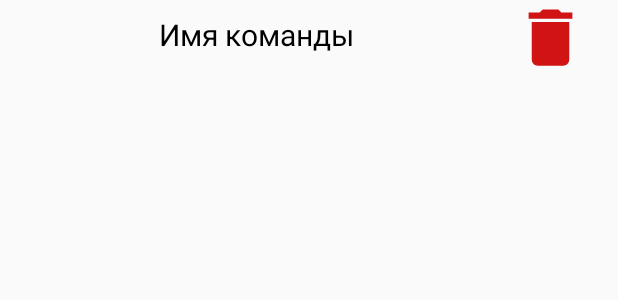
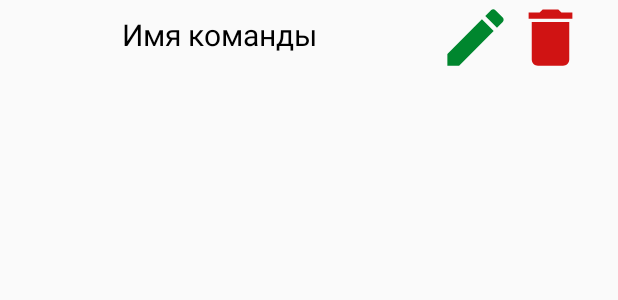
Before and after one commit to OSLL/practice20-alias, an Android app: the layout teams_item.xml on its own in the app's theme, with its tools: preview values and no code run, on a phone screen of 412 x 824 dp. Shown: the top 300 px of the screen. Run offline under Robolectric (Android 15) with nearby library versions, the phone set to English and light mode, and no system bars.

Commit message:
Незначительные изменения

```diff
--- /dev/null
+++ b/app/src/main/res/drawable/edit_button.xml
@@ -0,0 +1,10 @@
+<vector xmlns:android="http://schemas.android.com/apk/res/android"
+    android:width="24dp"
+    android:height="24dp"
+    android:tint="@color/activeButton"
+    android:viewportWidth="24"
+    android:viewportHeight="24">
+    <path
+        android:fillColor="@android:color/white"
+        android:pathData="M3,17.25V21h3.75L17.81,9.94l-3.75,-3.75L3,17.25zM20.71,7.04c0.39,-0.39 0.39,-1.02 0,-1.41l-2.34,-2.34c-0.39,-0.39 -1.02,-0.39 -1.41,0l-1.83,1.83 3.75,3.75 1.83,-1.83z" />
+</vector>
--- a/app/src/main/res/layout/teams_item.xml
+++ b/app/src/main/res/layout/teams_item.xml
@@ -13,13 +13,19 @@
 
         <TextView
             android:id="@+id/teamName"
+            android:layout_weight="7"
             android:layout_width="wrap_content"
             android:layout_height="wrap_content"
-            android:layout_weight="7"
             android:gravity="center|center_vertical"
             android:text="Имя команды"
             android:textColor="@color/black"
             android:textSize="20sp" />
+
+        <Button
+            android:id="@+id/buttonEdit"
+            android:layout_width="50dp"
+            android:layout_height="50dp"
+            android:background="@drawable/edit_button"/>
 
         <Button
 
```
Also changed, not shown: app/src/main/java/com/makentoshe/androidgithubcitemplate/Round.kt (+5 -5 lines), app/src/main/java/com/makentoshe/androidgithubcitemplate/Teams.kt (+140 -15 lines), app/src/main/java/com/makentoshe/androidgithubcitemplate/TeamsAdapter.kt (+8 -0 lines).
